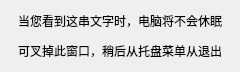
This is mainwindow.ui in iwxyi/BuYaoHibernate as Qt 5 draws it before an edit. The edited form follows.
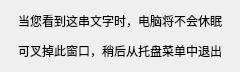
This is the edited form.

Commit message: 修改个错别字

```diff
--- a/mainwindow.ui
+++ b/mainwindow.ui
@@ -18,7 +18,7 @@
     <item>
      <widget class="QLabel" name="label">
       <property name="text">
-       <string>&lt;html&gt;&lt;head/&gt;&lt;body&gt;&lt;p&gt;当您看到这串文字时，电脑将不会休眠&lt;/p&gt;&lt;p&gt;可叉掉此窗口，稍后从托盘菜单从退出&lt;/p&gt;&lt;/body&gt;&lt;/html&gt;</string>
+       <string>&lt;html&gt;&lt;head/&gt;&lt;body&gt;&lt;p&gt;当您看到这串文字时，电脑将不会休眠&lt;/p&gt;&lt;p&gt;可叉掉此窗口，稍后从托盘菜单中退出&lt;/p&gt;&lt;/body&gt;&lt;/html&gt;</string>
       </property>
       <property name="alignment">
        <set>Qt::AlignCenter</set>
```
